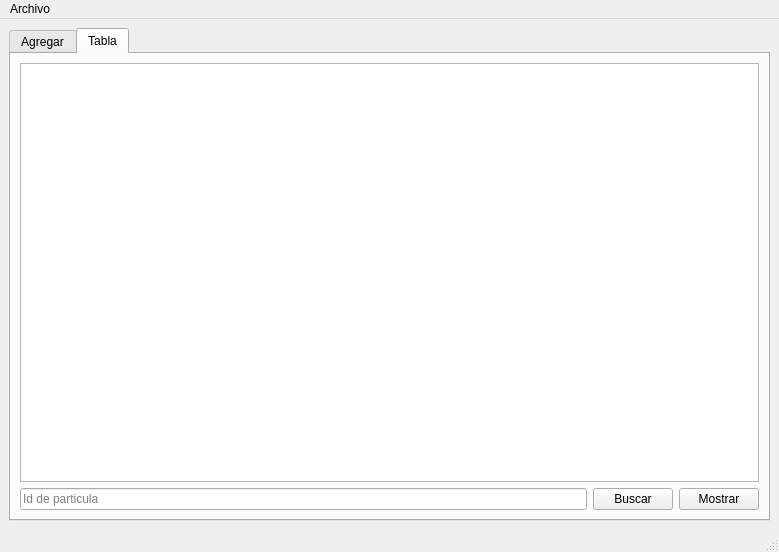
The window that src/mainwindow.ui (Diego-Armando-H/Actividad_9) describes before a commit, drawn with Qt 5.
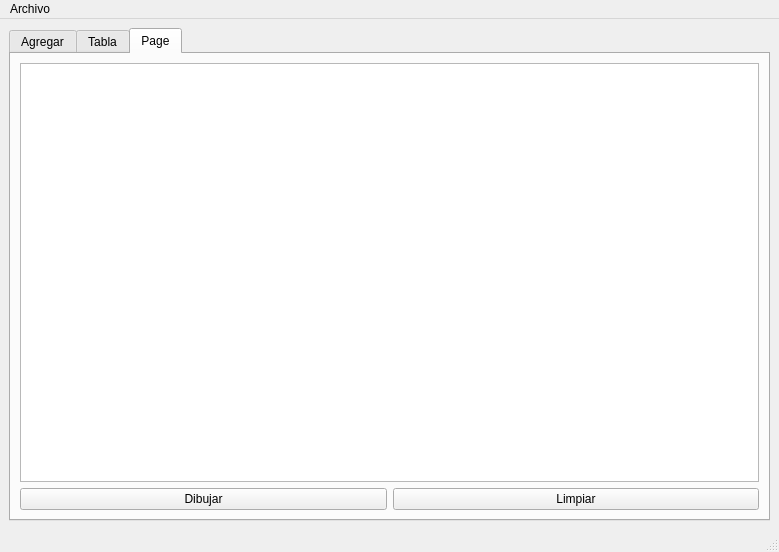
The same window after the commit.

The edit to the form file:
```diff
--- a/src/mainwindow.ui
+++ b/src/mainwindow.ui
@@ -18,7 +18,7 @@
     <item row="0" column="0">
      <widget class="QTabWidget" name="tabWidget">
       <property name="currentIndex">
-       <number>1</number>
+       <number>2</number>
       </property>
       <widget class="QWidget" name="tab">
        <attribute name="title">
@@ -236,6 +236,30 @@
         </item>
        </layout>
       </widget>
+      <widget class="QWidget" name="tab_3">
+       <attribute name="title">
+        <string>Page</string>
+       </attribute>
+       <layout class="QGridLayout" name="gridLayout_4">
+        <item row="2" column="0">
+         <widget class="QPushButton" name="dibujarPushButton">
+          <property name="text">
+           <string>Dibujar</string>
+          </property>
+         </widget>
+        </item>
+        <item row="2" column="1">
+         <widget class="QPushButton" name="limpiarPushBtn">
+          <property name="text">
+           <string>Limpiar</string>
+          </property>
+         </widget>
+        </item>
+        <item row="0" column="0" colspan="2">
+         <widget class="QGraphicsView" name="particulasView"/>
+        </item>
+       </layout>
+      </widget>
      </widget>
     </item>
    </layout>
```
